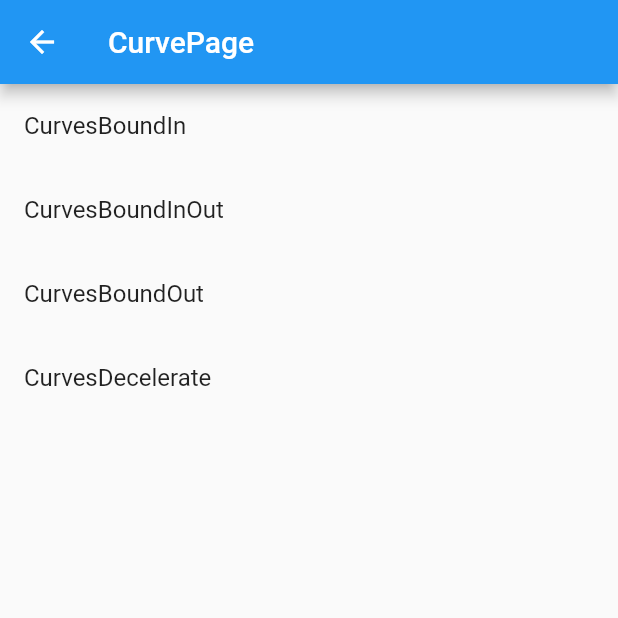
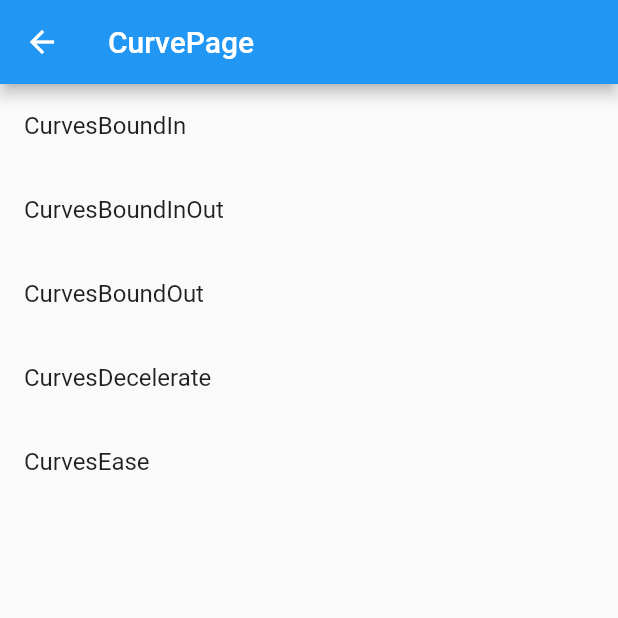
Before and after one commit to trm11tkr/animation-sample, a Flutter app: the screen it shows after launch, after a tap on "Curve", on a phone screen of 412 x 824 dp, the top half of it. Run offline on Flutter 3.47's test engine with Material 2 defaults, Android fonts, the light colour scheme and no system bars.

Commit message:
Curves.easeのサンプルページ作成

```diff
--- a/lib/app.dart
+++ b/lib/app.dart
@@ -13,6 +13,7 @@ import 'package:animations_sample/pages//implicitly_animated/hero.dart';
 import 'package:animations_sample/pages//implicitly_animated/implicitly_animated_page.dart';
 import 'package:animations_sample/pages/curve/curve_bound_out.dart';
 import 'package:animations_sample/pages/curve/curve_decelerate.dart';
+import 'package:animations_sample/pages/curve/curve_ease.dart';
 import 'package:animations_sample/pages/curve/curve_page.dart';
 import 'package:animations_sample/pages/curve/curves_bound_in.dart';
 import 'package:animations_sample/pages/curve/curves_bound_in_out.dart';
@@ -81,6 +82,7 @@ class App extends StatelessWidget {
         CurvesBoundOutPage.routeName: (context) => const CurvesBoundOutPage(),
         CurvesDeceleratePage.routeName: (context) =>
             const CurvesDeceleratePage(),
+        CurvesEasePage.routeName: (context) => const CurvesEasePage(),
       },
     );
   }
--- /dev/null
+++ b/lib/pages/curve/curve_ease.dart
@@ -0,0 +1,16 @@
+import 'package:animations_sample/pages/curve/curve_object.dart';
+import 'package:flutter/material.dart';
+
+class CurvesEasePage extends StatelessWidget {
+  const CurvesEasePage({super.key});
+
+  static const routeName = 'CurvesEase';
+
+  @override
+  Widget build(BuildContext context) {
+    return const CurveObject(
+      title: 'CurvesEase',
+      curve: Curves.ease,
+    );
+  }
+}
--- a/lib/pages/curve/curve_page.dart
+++ b/lib/pages/curve/curve_page.dart
@@ -1,5 +1,6 @@
 import 'package:animations_sample/pages/curve/curve_bound_out.dart';
 import 'package:animations_sample/pages/curve/curve_decelerate.dart';
+import 'package:animations_sample/pages/curve/curve_ease.dart';
 import 'package:animations_sample/pages/curve/curves_bound_in.dart';
 import 'package:animations_sample/pages/curve/curves_bound_in_out.dart';
 import 'package:animations_sample/widgets/app_list_tile.dart';
@@ -32,6 +33,10 @@ class CurvePage extends StatelessWidget {
             title: 'CurvesDecelerate',
             nextRouteName: CurvesDeceleratePage.routeName,
           ),
+          AppListTile(
+            title: 'CurvesEase',
+            nextRouteName: CurvesEasePage.routeName,
+          ),
         ],
       ),
     );
```
